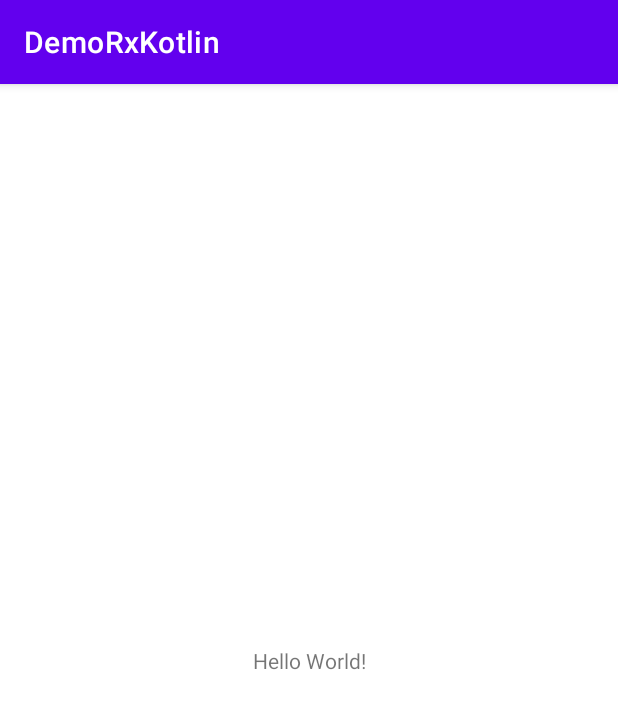
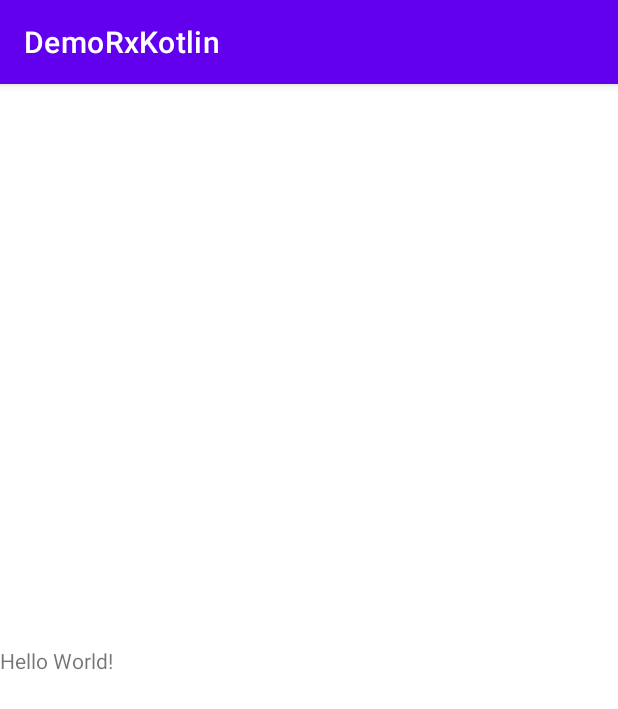
Before and after one commit to xuansang1401/DemoRXAndroid, an Android app: the screen it shows after launch (MainActivity), on a phone screen of 412 x 824 dp. Shown: the top 709 px of the screen. Run offline under Robolectric (Android 15) with nearby library versions, the phone set to English and light mode, and no system bars; our stand-ins replace RxJava; 2 statements that could not run were skipped.

```diff
--- a/app/src/main/java/com/xs/demorxkotlin/MainActivity.kt
+++ b/app/src/main/java/com/xs/demorxkotlin/MainActivity.kt
@@ -20,6 +20,7 @@ class MainActivity : AppCompatActivity() {
     override fun onCreate(savedInstanceState: Bundle?) {
         super.onCreate(savedInstanceState)
         setContentView(R.layout.activity_main)
+
 
         val footballPlayesObserver = getFootballPlayessObserver()
         val footballPlayesObservable: Observable<String> = getFootballPlayesObservable()
--- /dev/null
+++ b/app/src/main/java/com/xs/demorxkotlin/RXJava.java
@@ -0,0 +1,5 @@
+package com.xs.demorxkotlin;
+
+public  class RXJava {
+    public RXJava(){}
+}
--- a/app/src/main/res/layout/activity_main.xml
+++ b/app/src/main/res/layout/activity_main.xml
@@ -7,7 +7,7 @@
     tools:context=".MainActivity">
 
     <TextView
-        android:layout_width="wrap_content"
+        android:layout_width="match_parent"
         android:layout_height="wrap_content"
         android:text="Hello World!"
         app:layout_constraintBottom_toBottomOf="parent"
```
